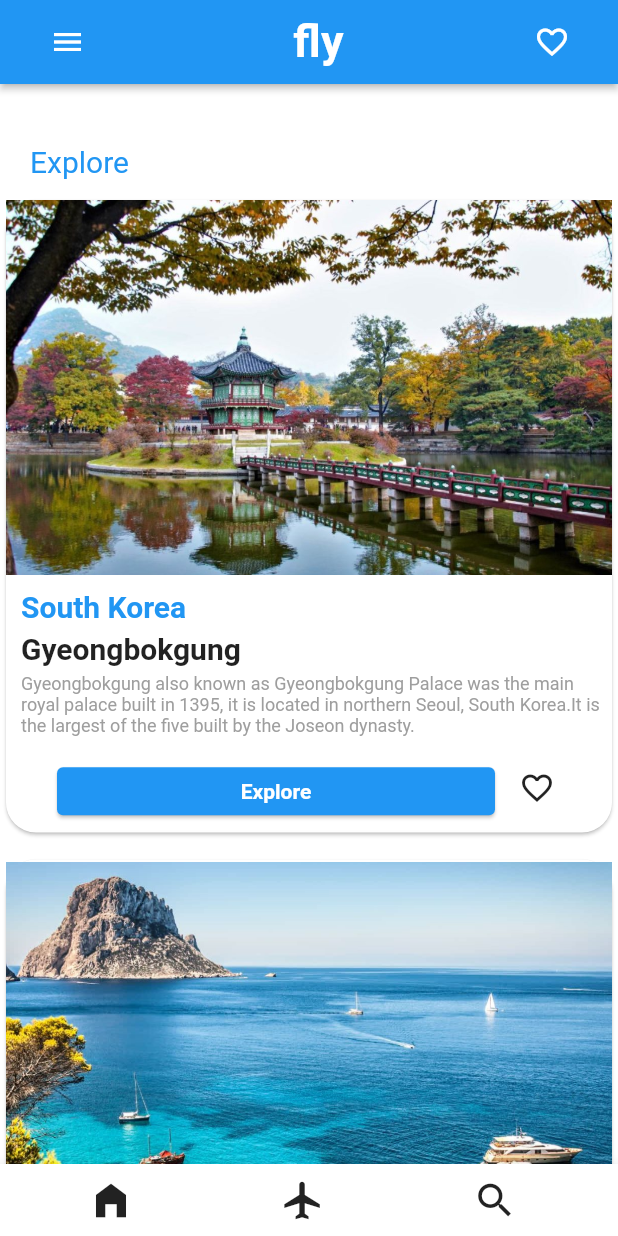
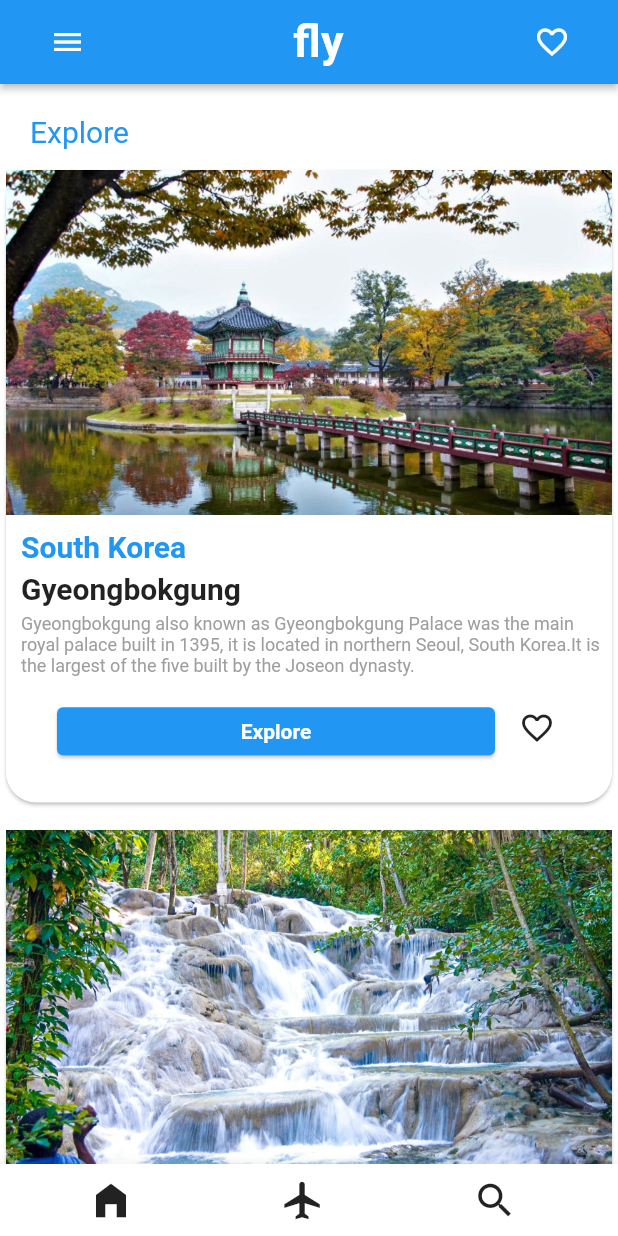
Before and after one commit to ojojeremiah/ojojeremiahflutter, a Flutter app: the screen it shows after launch, on a phone screen of 412 x 824 dp. Run offline on Flutter 3.47's test engine with Material 2 defaults, Android fonts, the phone set to English and light mode, and no system bars.

Commit message:
main.dart

```diff
--- a/lib/main.dart
+++ b/lib/main.dart
@@ -21,14 +21,9 @@ class MyApp extends StatefulWidget {
 }
 
 class _MyAppState extends State<MyApp> {
-  List<Places> explore =[
-    Places(pictures:Image.asset('assets/korea.jpg',fit: BoxFit.fitWidth, width: 450, height: 250,), country:'South Korea', location:'Gyeongbokgung', about:'Gyeongbokgung also known as Gyeongbokgung Palace was the main royal palace built in 1395, it is located in northern Seoul, South Korea.It is the largest of the five built by the Joseon dynasty.'),
-    Places(pictures:Image.asset('assets/Ibiza.jpg',fit: BoxFit.fitWidth, width: 450, height: 230,), country: 'Spain', location: 'Ibiza', about: "Ibiza is well known for its nightlife and ellectronic dance music club in the summer, which attract large numbers of toursit. The island's government and Spainish Toursit office have worked toward promoting more family-oriented tourism."),
-    Places(pictures:Image.asset('assets/Jamaica.jpg', fit: BoxFit.fitWidth, width: 450, height: 240), country: 'Jamaica', location: "Dunn's River Falls and Park", about: "960 feet of fun! Dunn's River falls is an astounding flowing falls that extends across more than 183 meters or 960 feet and is one of the most well-loved travel location."),
-    Places(pictures:Image.asset('assets/morocco.jpg', fit: BoxFit.fitWidth, width: 450, height: 230,), country: 'Morocco', location: 'Ksar of Ait-Ben-Haddou', about: "The site of the ksar has been fortified since the 11th century and it holds history of the Moroccan eathern clay.Toaday th ksar itself is only sparsely inhabited by several families.The depoluation over time is a result of the valley's loss of strategic importance in the 20th century."),
-  ];
   Widget exploretemplate(exploring) {
     return Container(
+      child: Container(
         margin: EdgeInsets.only(top: 10),
         height: 430,
         width: 500,
@@ -46,7 +41,7 @@ class _MyAppState extends State<MyApp> {
                         Radius.circular(20)
                     )
                     ),
-                  child: exploring.pictures
+                    child: Image.asset(exploring.pictures,fit: BoxFit.fitWidth, width: 450, height: 230,)
                 ),
                 Container(
                   margin: EdgeInsets.only(left: 10, top: 10),
@@ -75,8 +70,12 @@ class _MyAppState extends State<MyApp> {
                         child: Card(
                           color: Colors.blue,
                           child: TextButton(onPressed: () {
+                            var index;
                             Navigator.push(context,
-                              MaterialPageRoute(builder: (context)=>  Explore()));
+                                MaterialPageRoute(builder: (context)=>  Explore(places: exploring[index],
+                                )
+                                )
+                            );
                           },
                               child: Text('Explore', style: TextStyle(
                                   color: Colors.white,
@@ -95,6 +94,7 @@ class _MyAppState extends State<MyApp> {
               ],
             )
         ),
+      )
     );
   }
   @override
@@ -136,7 +136,7 @@ class _MyAppState extends State<MyApp> {
           margin: EdgeInsets.only(left: 5),
             child:  IconButton(onPressed: (){
               Navigator.push(context,
-                  MaterialPageRoute(builder: (context)=> const NavBar()));
+                  MaterialPageRoute(builder: (context)=>  NavBar()));
             }, icon: const Icon(Icons.menu, color: Colors.white)),
         ),
         actions: [
@@ -151,12 +151,9 @@ class _MyAppState extends State<MyApp> {
         ],
         elevation: 2,
       ),
-      body: ListView(
-        children: [
-          Container(
-              margin: const EdgeInsets.only(top: 20),
-              child:
-              Column(
+      body:  SingleChildScrollView(
+        scrollDirection: Axis.vertical,
+        child: Column(
             crossAxisAlignment: CrossAxisAlignment.start,
             children: [
               Container(
@@ -164,16 +161,11 @@ class _MyAppState extends State<MyApp> {
                 child: Text('Explore', style:
                 TextStyle(color: Colors.blue, fontSize: 20),),
               ),
-                    SingleChildScrollView(
-                      scrollDirection: Axis.vertical,
-                      child: Column(
+              Column(
                 children: explore.map((exploring) => exploretemplate(exploring)).toList(),
               ),
-                    )
             ]
-              )
-          )
-        ],
+        ),
       )
     ) ;
   }
```
Lines whose indentation alone changed are shown as unchanged.
